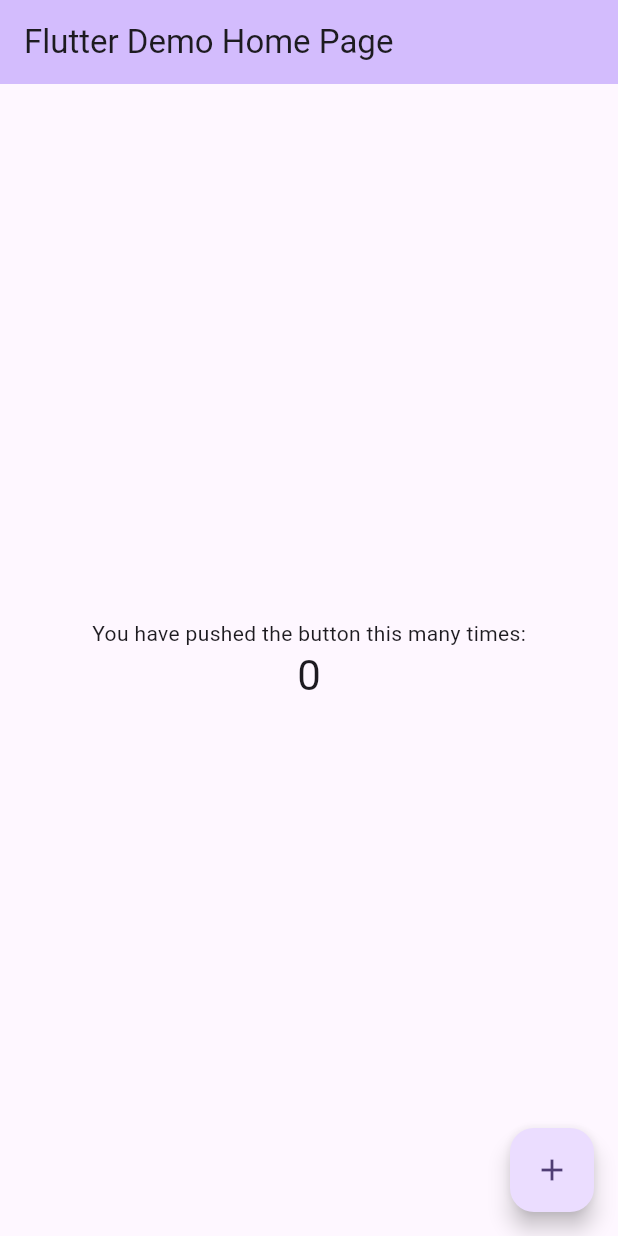
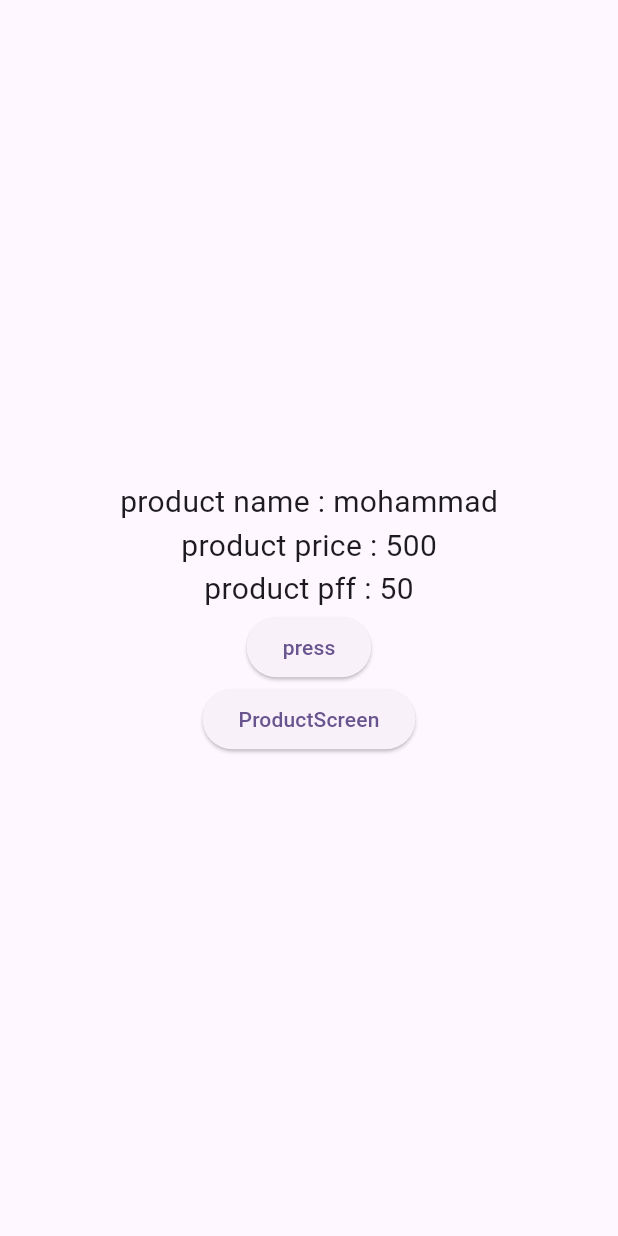
Before and after one commit to mohammadbaqeralnoori/flutter_getx, a Flutter app: the screen it shows after launch, on a phone screen of 412 x 824 dp. Run offline on Flutter 3.47's test engine with Material 3 defaults, Android fonts, the phone set to English and light mode, and no system bars; our stand-ins replace get.

```diff
--- /dev/null
+++ b/lib/controller/product_controller.dart
@@ -0,0 +1,7 @@
+import 'package:flutter_getx/model/product_model.dart';
+import 'package:get/get.dart';
+
+class ProductController extends GetxController {
+  Rx<ProductModel> productModel =
+      ProductModel(name: "mohammad", price: "500", off: "50").obs;
+}
--- a/lib/main.dart
+++ b/lib/main.dart
@@ -1,4 +1,6 @@
 import 'package:flutter/material.dart';
+import 'package:flutter_getx/view/main_screen.dart';
+import 'package:get/get.dart';
 
 void main() {
   runApp(const MyApp());
@@ -10,7 +12,7 @@ class MyApp extends StatelessWidget {
   // This widget is the root of your application.
   @override
   Widget build(BuildContext context) {
-    return MaterialApp(
+    return GetMaterialApp(
       title: 'Flutter Demo',
       theme: ThemeData(
         // This is the theme of your application.
@@ -31,95 +33,7 @@ class MyApp extends StatelessWidget {
         colorScheme: ColorScheme.fromSeed(seedColor: Colors.deepPurple),
         useMaterial3: true,
       ),
-      home: const MyHomePage(title: 'Flutter Demo Home Page'),
+      home: MainScreen(),
     );
   }
 }
-
-class MyHomePage extends StatefulWidget {
-  const MyHomePage({super.key, required this.title});
-
-  // This widget is the home page of your application. It is stateful, meaning
-  // that it has a State object (defined below) that contains fields that affect
-  // how it looks.
-
-  // This class is the configuration for the state. It holds the values (in this
-  // case the title) provided by the parent (in this case the App widget) and
-  // used by the build method of the State. Fields in a Widget subclass are
-  // always marked "final".
-
-  final String title;
-
-  @override
-  State<MyHomePage> createState() => _MyHomePageState();
-}
-
-class _MyHomePageState extends State<MyHomePage> {
-  int _counter = 0;
-
-  void _incrementCounter() {
-    setState(() {
-      // This call to setState tells the Flutter framework that something has
-      // changed in this State, which causes it to rerun the build method below
-      // so that the display can reflect the updated values. If we changed
-      // _counter without calling setState(), then the build method would not be
-      // called again, and so nothing would appear to happen.
-      _counter++;
-    });
-  }
-
-  @override
-  Widget build(BuildContext context) {
-    // This method is rerun every time setState is called, for instance as done
-    // by the _incrementCounter method above.
-    //
-    // The Flutter framework has been optimized to make rerunning build methods
-    // fast, so that you can just rebuild anything that needs updating rather
-    // than having to individually change instances of widgets.
-    return Scaffold(
-      appBar: AppBar(
-        // TRY THIS: Try changing the color here to a specific color (to
-        // Colors.amber, perhaps?) and trigger a hot reload to see the AppBar
-        // change color while the other colors stay the same.
-        backgroundColor: Theme.of(context).colorScheme.inversePrimary,
-        // Here we take the value from the MyHomePage object that was created by
-        // the App.build method, and use it to set our appbar title.
-        title: Text(widget.title),
-      ),
-      body: Center(
-        // Center is a layout widget. It takes a single child and positions it
-        // in the middle of the parent.
-        child: Column(
-          // Column is also a layout widget. It takes a list of children and
-          // arranges them vertically. By default, it sizes itself to fit its
-          // children horizontally, and tries to be as tall as its parent.
-          //
-          // Column has various properties to control how it sizes itself and
-          // how it positions its children. Here we use mainAxisAlignment to
-          // center the children vertically; the main axis here is the vertical
-          // axis because Columns are vertical (the cross axis would be
-          // horizontal).
-          //
-          // TRY THIS: Invoke "debug painting" (choose the "Toggle Debug Paint"
-          // action in the IDE, or press "p" in the console), to see the
-          // wireframe for each widget.
-          mainAxisAlignment: MainAxisAlignment.center,
-          children: <Widget>[
-            const Text(
-              'You have pushed the button this many times:',
-            ),
-            Text(
-              '$_counter',
-              style: Theme.of(context).textTheme.headlineMedium,
-            ),
-          ],
-        ),
-      ),
-      floatingActionButton: FloatingActionButton(
-        onPressed: _incrementCounter,
-        tooltip: 'Increment',
-        child: const Icon(Icons.add),
-      ), // This trailing comma makes auto-formatting nicer for build methods.
-    );
-  }
-}
--- /dev/null
+++ b/lib/model/product_model.dart
@@ -0,0 +1,11 @@
+class ProductModel {
+  String name;
+  String price;
+  String off;
+
+  ProductModel({
+    required this.name,
+    required this.price,
+    required this.off,
+  });
+}
--- /dev/null
+++ b/lib/view/main_screen.dart
@@ -0,0 +1,68 @@
+import 'package:flutter/material.dart';
+import 'package:flutter_getx/controller/product_controller.dart';
+// import 'package:flutter_getx/model/product_model.dart';
+import 'package:flutter_getx/view/product_screen.dart';
+import 'package:get/get.dart';
+import 'package:get/get_state_manager/get_state_manager.dart';
+
+class MainScreen extends StatelessWidget {
+  // var counter = 0.obs;
+  // RxInt counter = 0.obs;
+  // var counter = RxInt(0);
+  // var counter = Rx<int> (0);
+
+  // Obx
+  // GetX
+  // GetBuilder
+
+  ProductController productController = Get.put(ProductController());
+
+  MainScreen({super.key});
+
+  @override
+  Widget build(BuildContext context) {
+    return Scaffold(
+      body: Center(
+        child: Column(
+          mainAxisAlignment: MainAxisAlignment.center,
+          children: [
+            Obx(
+              () {
+                return Column(
+                  children: [
+                    Text(
+                      "product name : ${productController.productModel.value.name}",
+                      style: const TextStyle(fontSize: 20),
+                    ),
+                    Text(
+                      "product price : ${productController.productModel.value.price}",
+                      style: const TextStyle(fontSize: 20),
+                    ),
+                    Text(
+                      "product pff : ${productController.productModel.value.off}",
+                      style: const TextStyle(fontSize: 20),
+                    ),
+                  ],
+                );
+              },
+            ),
+            ElevatedButton(
+                onPressed: () {
+                  productController.productModel.update((val) {
+                    val!.name = "m";
+                    val.price = "10";
+                    val.off = "10%";
+                  });
+                },
+                child: Text("press")),
+            ElevatedButton(
+                onPressed: () {
+                  Get.to(ProductScreen());
+                },
+                child: Text("ProductScreen"))
+          ],
+        ),
+      ),
+    );
+  }
+}
--- a/pubspec.yaml
+++ b/pubspec.yaml
@@ -35,6 +35,7 @@ dependencies:
   # The following adds the Cupertino Icons font to your application.
   # Use with the CupertinoIcons class for iOS style icons.
   cupertino_icons: ^1.0.6
+  get: ^4.6.6
 
 dev_dependencies:
   flutter_test:
```
Also changed, not shown: lib/view/product_screen.dart (added, +57 -0 lines), lib/view/product_screen_getx.dart (added, +50 -0 lines), pubspec.lock.
